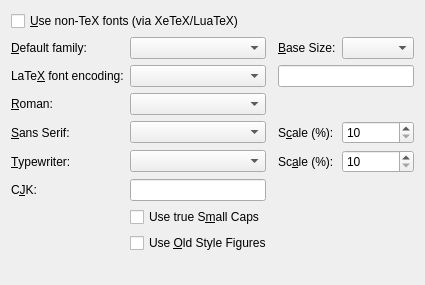
Old version of the form src/frontends/qt4/ui/FontUi.ui in the repository cburschka/lyx.
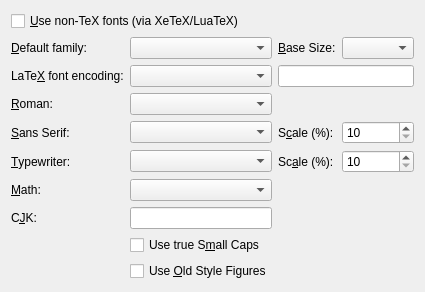
New version of the form.

Commit message: Basic UI for math (TeX) fonts

```diff
--- a/src/frontends/qt4/ui/FontUi.ui
+++ b/src/frontends/qt4/ui/FontUi.ui
@@ -23,7 +23,7 @@
      </property>
     </widget>
    </item>
-   <item row="0" column="2" colspan="2">
+   <item row="0" column="2">
     <spacer name="horizontalSpacer">
      <property name="orientation">
       <enum>Qt::Horizontal</enum>
@@ -188,6 +188,23 @@
     </widget>
    </item>
    <item row="6" column="0">
+    <widget class="QLabel" name="fontsMathLA">
+     <property name="text">
+      <string>&amp;Math:</string>
+     </property>
+     <property name="buddy">
+      <cstring>fontsMathCO</cstring>
+     </property>
+    </widget>
+   </item>
+   <item row="6" column="1">
+    <widget class="QComboBox" name="fontsMathCO">
+     <property name="toolTip">
+      <string>Select the math typeface</string>
+     </property>
+    </widget>
+   </item>
+   <item row="7" column="0">
     <widget class="QLabel" name="cjkFontLA">
      <property name="text">
       <string>C&amp;JK:</string>
@@ -197,14 +214,14 @@
      </property>
     </widget>
    </item>
-   <item row="6" column="1">
+   <item row="7" column="1">
     <widget class="QLineEdit" name="cjkFontLE">
      <property name="toolTip">
       <string>Input the font to be used for Chinese, Japanese or Korean (CJK) script</string>
      </property>
     </widget>
    </item>
-   <item row="7" column="1" colspan="2">
+   <item row="8" column="1">
     <widget class="QCheckBox" name="fontScCB">
      <property name="toolTip">
       <string>Use a real small caps shape, if the font provides one</string>
@@ -214,7 +231,7 @@
      </property>
     </widget>
    </item>
-   <item row="8" column="1" colspan="2">
+   <item row="9" column="1">
     <widget class="QCheckBox" name="fontOsfCB">
      <property name="toolTip">
       <string>Use old style instead of lining figures</string>
@@ -224,7 +241,7 @@
      </property>
     </widget>
    </item>
-   <item row="9" column="1" colspan="2">
+   <item row="10" column="1">
     <spacer name="verticalSpacer">
      <property name="orientation">
       <enum>Qt::Vertical</enum>
```
Left out of the diff: 15 changed lines with no effect on the pictures. The commit also changes 13 other files.
